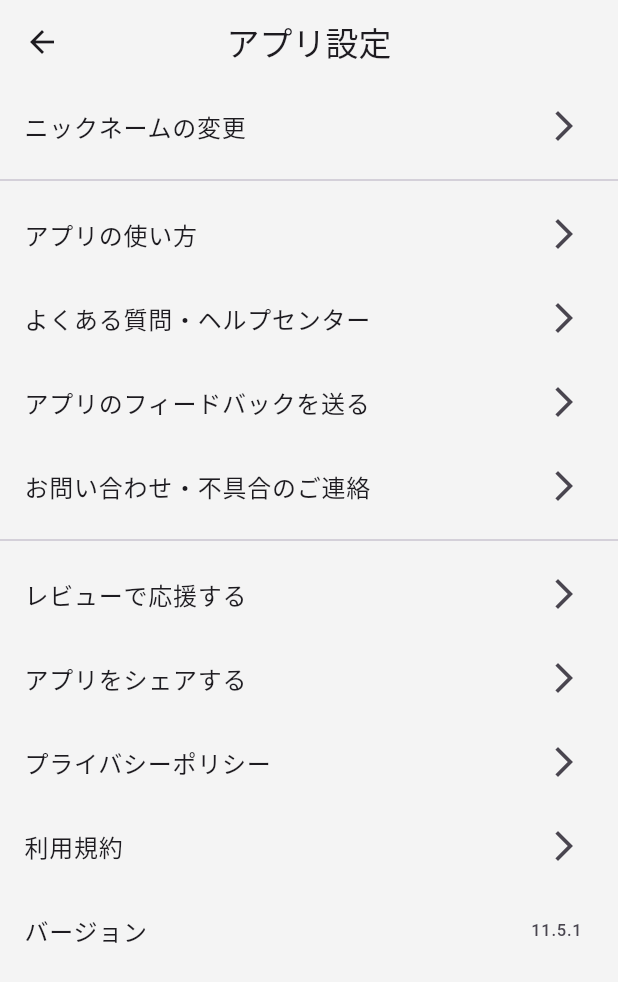
After one commit to reiji012/catchat, a Flutter app: the screen it shows after launch, after a tap on the "settings" icon, on a phone screen of 412 x 824 dp. The commit adds this screen. Shown: the top 982 px of the screen. Run offline on Flutter 3.47's test engine with Material 3 defaults, Android fonts, the phone set to English and light mode, and no system bars; our stand-ins replace cloud_firestore, dio, firebase_core, flutter_dotenv, flutter_riverpod, flutter_staggered_animations and 4 more; accounts and stored records are empty; network calls fail.

```diff
--- /dev/null
+++ b/catchat/lib/front/pages/app_settings/app_settings_page.dart
@@ -0,0 +1,67 @@
+import 'package:flutter/material.dart';
+
+class AppSettingsPage extends StatelessWidget {
+  @override
+  Widget build(BuildContext context) {
+    return Scaffold(
+      appBar: AppBar(
+        title: Text('アプリ設定'),
+      ),
+      body: ListView(
+        children: [
+          ListTile(
+            title: Text('ニックネームの変更'),
+            trailing: Icon(Icons.arrow_forward_ios),
+            onTap: () {},
+          ),
+          Divider(),
+          ListTile(
+            title: Text('アプリの使い方'),
+            trailing: Icon(Icons.arrow_forward_ios),
+            onTap: () {},
+          ),
+          ListTile(
+            title: Text('よくある質問・ヘルプセンター'),
+            trailing: Icon(Icons.arrow_forward_ios),
+            onTap: () {},
+          ),
+          ListTile(
+            title: Text('アプリのフィードバックを送る'),
+            trailing: Icon(Icons.arrow_forward_ios),
+            onTap: () {},
+          ),
+          ListTile(
+            title: Text('お問い合わせ・不具合のご連絡'),
+            trailing: Icon(Icons.arrow_forward_ios),
+            onTap: () {},
+          ),
+          Divider(),
+          ListTile(
+            title: Text('レビューで応援する'),
+            trailing: Icon(Icons.arrow_forward_ios),
+            onTap: () {},
+          ),
+          ListTile(
+            title: Text('アプリをシェアする'),
+            trailing: Icon(Icons.arrow_forward_ios),
+            onTap: () {},
+          ),
+          ListTile(
+            title: Text('プライバシーポリシー'),
+            trailing: Icon(Icons.arrow_forward_ios),
+            onTap: () {},
+          ),
+          ListTile(
+            title: Text('利用規約'),
+            trailing: Icon(Icons.arrow_forward_ios),
+            onTap: () {},
+          ),
+          ListTile(
+            title: Text('バージョン'),
+            trailing: Text('11.5.1'),
+          ),
+        ],
+      ),
+    );
+  }
+}
--- a/catchat/lib/front/pages/char_settings/char_settings_page.dart
+++ b/catchat/lib/front/pages/char_settings/char_settings_page.dart
@@ -180,7 +180,7 @@ class _CharSettingsPageState extends ConsumerState<CharSettingsPage> {
                       );
                     });
               },
-              child: Text('とらまるが覚えたあなたのこと'),
+              child: Text('あなたとの思い出'),
             ),
           ),
         ],
--- a/catchat/lib/front/pages/chat_page/chat_page.dart
+++ b/catchat/lib/front/pages/chat_page/chat_page.dart
@@ -14,7 +14,7 @@ class ChatPage extends ConsumerWidget {
   ChatPage({super.key});
 
   void _scrollToBottom() {
-    _scrollController.jumpTo(_scrollController.position.maxScrollExtent - 5);
+    _scrollController.jumpTo(_scrollController.position.maxScrollExtent);
   }
 
   @override
--- a/catchat/lib/front/pages/select_page.dart
+++ b/catchat/lib/front/pages/select_page.dart
@@ -13,6 +13,15 @@ class SelectPage extends ConsumerWidget {
     return Scaffold(
       appBar: AppBar(
         title: Text(catState.name),
+        // 設定ボタン
+        actions: [
+          IconButton(
+            icon: Icon(Icons.settings),
+            onPressed: () {
+              Navigator.pushNamed(context, '/app_settings');
+            },
+          ),
+        ],
       ),
       body: Column(
         mainAxisAlignment: MainAxisAlignment.center,
--- a/catchat/lib/main.dart
+++ b/catchat/lib/main.dart
@@ -1,3 +1,4 @@
+import 'package:catchat/front/pages/app_settings/app_settings_page.dart';
 import 'package:catchat/front/pages/char_settings/char_settings_page.dart';
 import 'package:catchat/front/pages/chat_page/chat_page.dart';
 import 'package:catchat/front/theme/theme_color.dart';
@@ -40,8 +41,8 @@ class MyApp extends StatelessWidget {
       routes: {
         '/select': (context) => const SelectPage(), // SelectPageへのルートを定義
         '/chat': (context) => ChatPage(), // ChatPageへのルートを定義
-        '/char_settings': (context) =>
-            CharSettingsPage(), // CharSettingsPageへのルートを定義
+        '/char_settings': (context) => CharSettingsPage(),
+        '/app_settings': (context) => AppSettingsPage(),
       },
     );
   }
--- a/catchat/lib/state/massage_list/message_list_state_notifier.dart
+++ b/catchat/lib/state/massage_list/message_list_state_notifier.dart
@@ -63,6 +63,7 @@ class MessageListStateNotifier extends StateNotifier<MessageListState> {
       final importance = response['importance'] as String;
       final tag = response['tag'] as String;
       final conversation = response['conversation'] as String;
+      print('personalInfo: $response');
       // final personalInfo = response['personalInfo'] as Map<String, dynamic>;
       final responseMessage = MessageModel(
           content: conversation,
```
Also changed, not shown: catchat/lib/front/pages/char_settings/widets/char_memory_list.dart (+63 -13 lines), catchat/lib/state/app_setting/app_setting_state.dart (added, +15 -0 lines), catchat/lib/repositories/message_repository/model/message.freezed.dart, catchat/lib/state/app_setting/app_setting_state.freezed.dart (added), catchat/lib/state/app_setting/app_setting_state.g.dart (added), catchat/lib/state/cat/cat_state.freezed.dart, catchat/lib/state/massage_list/message_list_state.freezed.dart, catchat/lib/state/user/user_state.freezed.dart.
